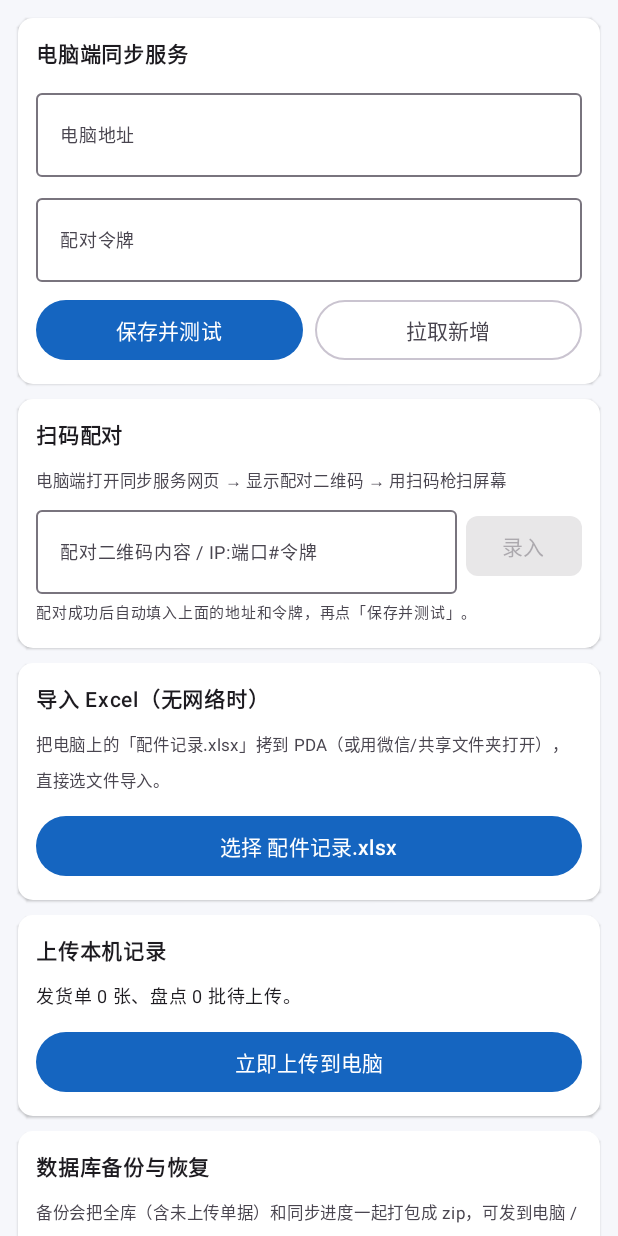
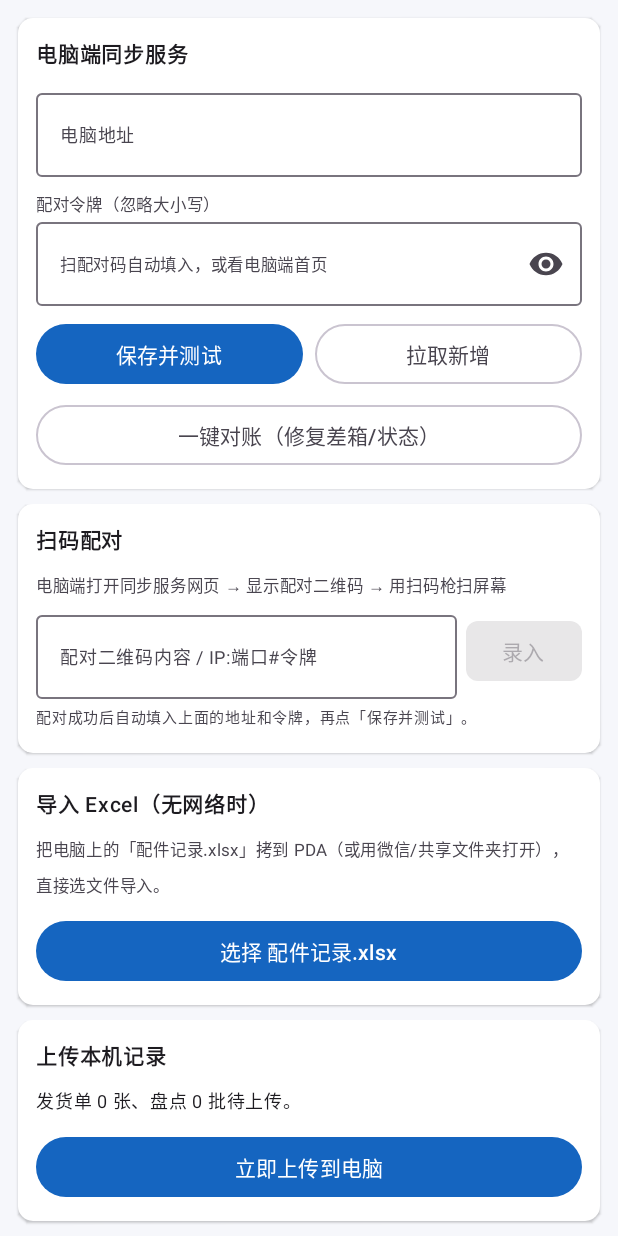
Before and after one commit to qudingshun/peijian, an Android app built with Jetpack Compose: the composable SyncScreen shown on its own in the app's theme, on a phone screen of 412 x 824 dp. Run offline under Robolectric (Android 15) with nearby library versions, the phone set to English and light mode, and no system bars.

Commit message:
feat(pda): 同步体验三项——连接诊断/令牌容错UI/一键对账
- SyncClient.diagnose{} 把网络异常翻成可操作中文提示，区分连不上/令牌错/非本系统；套在 health/pull/reconcile/post
- AppViewModel.reconcile() 调对账接口并广播补入/刷新/作废结果；saveSettings 令牌 trim
- SyncScreen 令牌框改 placeholder+显示隐藏图标+忽略大小写标签；加一键对账按钮；数据状态区显示本机 WiFi IP；服务说明强调同网段
- 真机验证：坏地址给具体原因、全小写令牌拉取成功、对账接口200且差异判定正确

```diff
--- a/app/src/main/java/com/peijian/pda/ui/screen/SyncScreen.kt
+++ b/app/src/main/java/com/peijian/pda/ui/screen/SyncScreen.kt
@@ -10,8 +10,13 @@ import androidx.compose.foundation.layout.fillMaxWidth
 import androidx.compose.foundation.layout.padding
 import androidx.compose.foundation.rememberScrollState
 import androidx.compose.foundation.verticalScroll
+import androidx.compose.material.icons.Icons
+import androidx.compose.material.icons.filled.Visibility
+import androidx.compose.material.icons.filled.VisibilityOff
 import androidx.compose.material3.AlertDialog
 import androidx.compose.material3.Button
+import androidx.compose.material3.Icon
+import androidx.compose.material3.IconButton
 import androidx.compose.material3.MaterialTheme
 import androidx.compose.material3.OutlinedButton
 import androidx.compose.material3.OutlinedTextField
@@ -23,6 +28,8 @@ import androidx.compose.runtime.mutableStateOf
 import androidx.compose.runtime.remember
 import androidx.compose.runtime.setValue
 import androidx.compose.ui.Modifier
+import androidx.compose.ui.text.input.PasswordVisualTransformation
+import androidx.compose.ui.text.input.VisualTransformation
 import androidx.compose.ui.text.font.FontWeight
 import androidx.compose.ui.unit.dp
 import androidx.compose.ui.unit.sp
@@ -42,6 +49,8 @@ fun SyncScreen(vm: AppViewModel) {
 
     var url by remember(settings.serverUrl) { mutableStateOf(settings.serverUrl) }
     var token by remember(settings.token) { mutableStateOf(settings.token) }
+    var tokenVisible by remember { mutableStateOf(false) }
+    val localIp = remember { localIpAddress() }
 
     val picker = rememberLauncherForActivityResult(ActivityResultContracts.OpenDocument()) { uri ->
         if (uri != null) vm.importXlsx(uri)
@@ -67,12 +76,27 @@ fun SyncScreen(vm: AppViewModel) {
                 singleLine = true,
                 modifier = Modifier.fillMaxWidth()
             )
+            Text(
+                "配对令牌（忽略大小写）",
+                fontSize = 11.sp,
+                color = MaterialTheme.colorScheme.onSurfaceVariant,
+                modifier = Modifier.padding(top = 6.dp)
+            )
             OutlinedTextField(
                 value = token,
                 onValueChange = { token = it },
-                label = { Text("配对令牌", fontSize = 12.sp) },
+                placeholder = { Text("扫配对码自动填入，或看电脑端首页", fontSize = 11.sp) },
                 singleLine = true,
-                modifier = Modifier.fillMaxWidth().padding(top = 6.dp)
+                visualTransformation = if (tokenVisible) VisualTransformation.None else PasswordVisualTransformation(),
+                trailingIcon = {
+                    IconButton(onClick = { tokenVisible = !tokenVisible }) {
+                        Icon(
+                            if (tokenVisible) Icons.Filled.VisibilityOff else Icons.Filled.Visibility,
+                            contentDescription = if (tokenVisible) "隐藏令牌" else "显示令牌"
+                        )
+                    }
+                },
+                modifier = Modifier.fillMaxWidth()
             )
             Row(
                 Modifier.fillMaxWidth().padding(top = 8.dp),
@@ -90,6 +114,10 @@ fun SyncScreen(vm: AppViewModel) {
                     modifier = Modifier.weight(1f)
                 ) { Text("拉取新增") }
             }
+            OutlinedButton(
+                onClick = { vm.reconcile() },
+                modifier = Modifier.fillMaxWidth().padding(top = 6.dp)
+            ) { Text("一键对账（修复差箱/状态）") }
         }
 
         SectionCard("扫码配对") {
@@ -158,6 +186,7 @@ fun SyncScreen(vm: AppViewModel) {
             InfoRow("数据版本（rev）", "${settings.lastRev}")
             InfoRow("上次同步", if (settings.lastSyncAt > 0) DateText.dateTime(settings.lastSyncAt) else "—")
             InfoRow("本机名称", settings.deviceName)
+            InfoRow("本机 WiFi IP", localIp)
         }
 
         SectionCard("电脑端怎么开服务") {
@@ -165,6 +194,11 @@ fun SyncScreen(vm: AppViewModel) {
             Text("2. 双击「启动同步服务.bat」", fontSize = 11.sp)
             Text("3. 首次运行会自动在 data 目录生成令牌并显示配对二维码", fontSize = 11.sp)
             Text("4. PDA 与本机连同一个 WiFi / 路由器（关闭 AP 隔离）", fontSize = 11.sp)
+            Text(
+                "5. 两边 IP 要在同一网段：PDA 见上方「本机 WiFi IP」，电脑用 ipconfig 查",
+                fontSize = 11.sp,
+                color = MaterialTheme.colorScheme.error
+            )
             Text(
                 "详见仓库 docs/04-部署与使用.md",
                 fontSize = 10.sp,
@@ -209,3 +243,20 @@ fun SyncScreen(vm: AppViewModel) {
 private fun InfoRow(label: String, value: String) {
     com.peijian.pda.ui.InfoLine(label, value)
 }
+
+/** 取本机 WLAN 的 IPv4，便于和电脑 IP 对比是否同网段（排查连不上的首要原因）。 */
+private fun localIpAddress(): String = runCatching {
+    val ifaces = java.net.NetworkInterface.getNetworkInterfaces()
+    while (ifaces.hasMoreElements()) {
+        val iface = ifaces.nextElement()
+        if (!iface.isUp || iface.isLoopback || iface.isVirtual) continue
+        val addrs = iface.inetAddresses
+        while (addrs.hasMoreElements()) {
+            val a = addrs.nextElement()
+            if (a is java.net.Inet4Address && !a.isLoopbackAddress && !a.isLinkLocalAddress) {
+                return a.hostAddress ?: "—"
+            }
+        }
+    }
+    "—"
+}.getOrDefault("—")
```
Also changed, not shown: app/src/main/java/com/peijian/pda/sync/SyncClient.kt (+44 -8 lines), app/src/main/java/com/peijian/pda/ui/AppViewModel.kt (+17 -1 lines).
